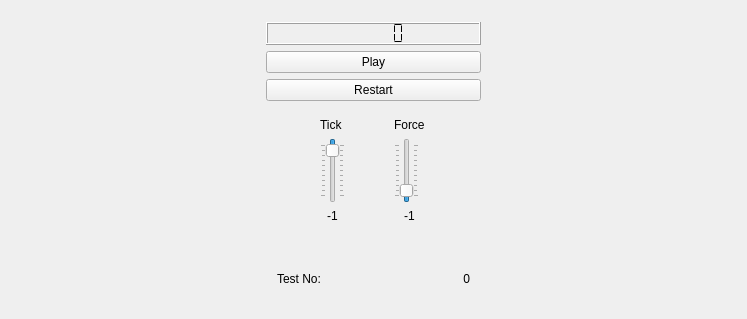
This is mainwindow.ui in anisart/italian as Qt 5 draws it before an edit. The edited form follows.
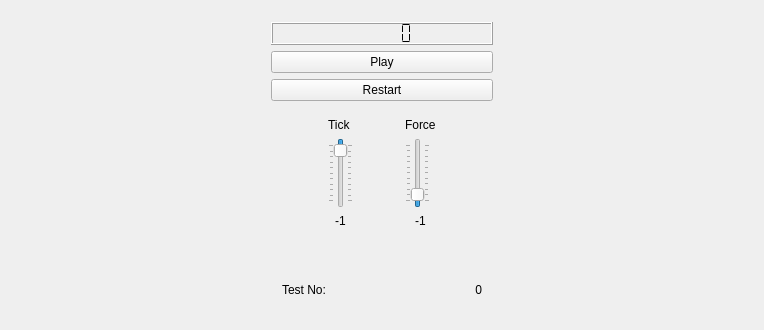
This is the edited form. Custom widgets are drawn as their Qt base class.

What changed in the file:
```diff
--- a/mainwindow.ui
+++ b/mainwindow.ui
@@ -6,8 +6,8 @@
    <rect>
     <x>0</x>
     <y>0</y>
-    <width>747</width>
-    <height>319</height>
+    <width>764</width>
+    <height>330</height>
    </rect>
   </property>
   <property name="windowTitle">
@@ -145,6 +145,9 @@
             <property name="tickPosition">
              <enum>QSlider::TicksBothSides</enum>
             </property>
+            <property name="tickInterval">
+             <number>10</number>
+            </property>
            </widget>
           </item>
          </layout>
```
Left out of the diff: 3 changed lines with no effect on the pictures.
